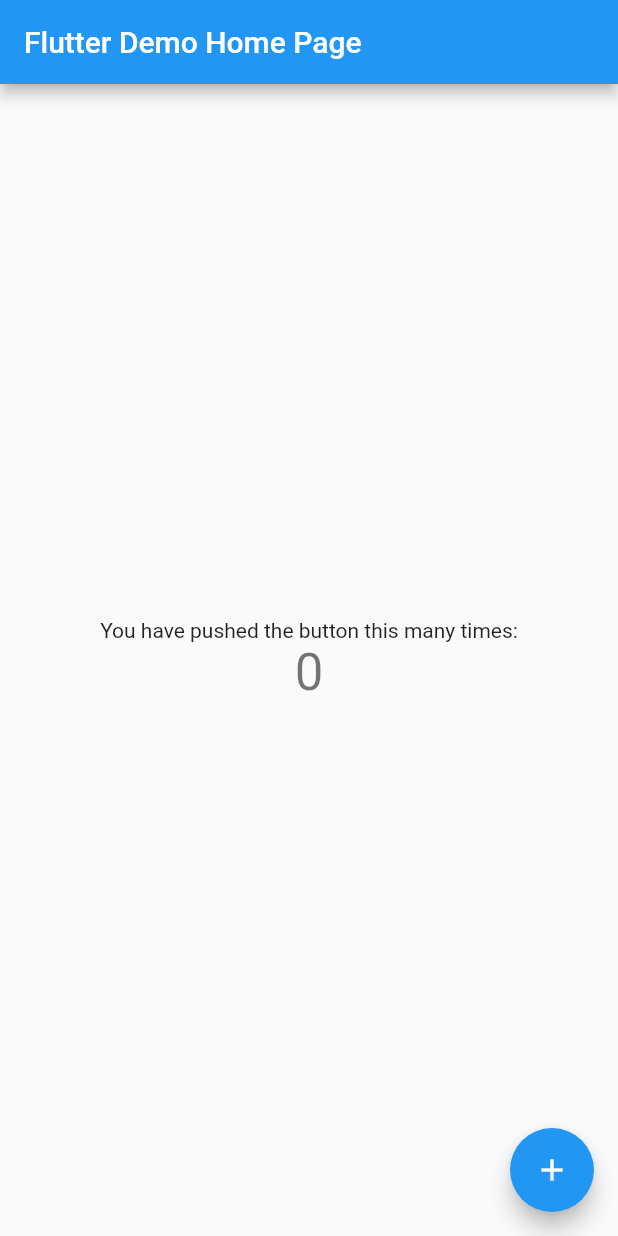
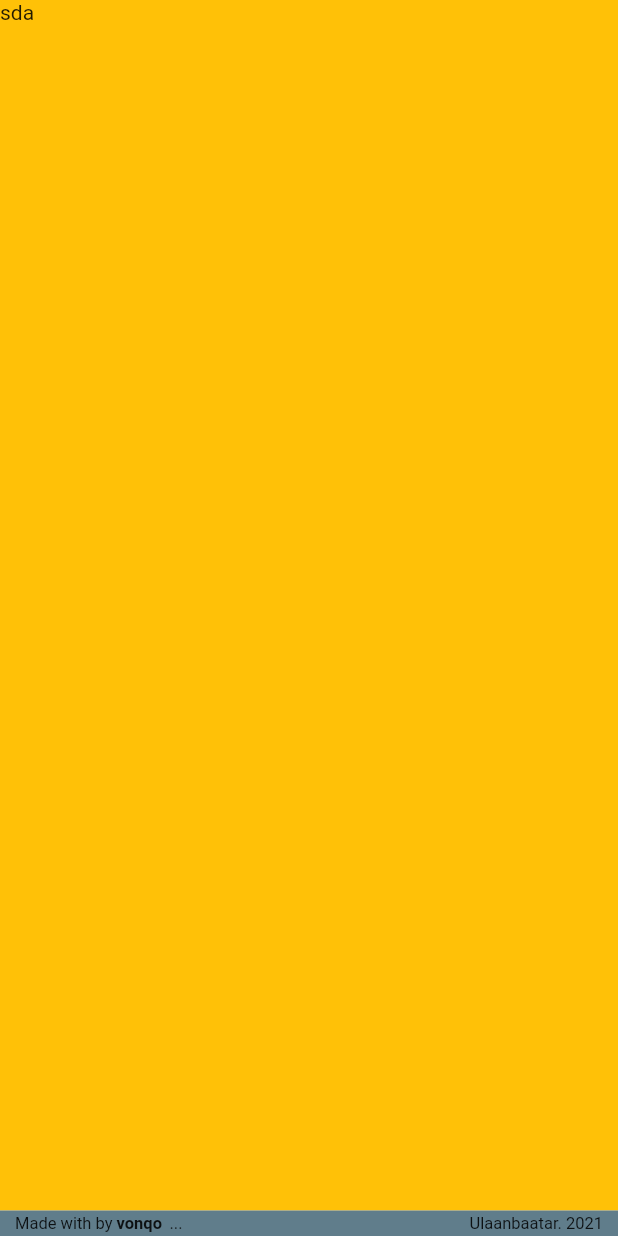
Before and after one commit to PunkOwl/gestalt_gui, a Flutter app: the screen it shows after launch, on a phone screen of 412 x 824 dp. Run offline on Flutter 3.47's test engine with Material 2 defaults, Android fonts, the phone set to English and light mode, and no system bars; our stand-ins replace file_picker; missing offline and left inert: window_size.

```diff
--- /dev/null
+++ b/lib/app_const.dart
@@ -0,0 +1,10 @@
+import 'package:flutter/cupertino.dart';
+
+class AppConst {
+
+  static const APP_TITLE = 'Gestalt GUI';
+  static const AUTHOR = 'vonqo';
+
+  static const Size DESKTOP_SIZE = Size(750, 600);
+
+}
--- /dev/null
+++ b/lib/component/footer.dart
@@ -0,0 +1,36 @@
+import 'package:flutter/material.dart';
+import 'package:gestalt_gui/app_const.dart';
+
+class Footer extends StatelessWidget {
+
+  final String text;
+
+  const Footer({
+    Key key,
+    this.text
+  }) : super(key: key);
+
+  @override
+  Widget build(BuildContext context) {
+    return Container(
+      color: Colors.blueGrey,
+      padding: EdgeInsets.symmetric(horizontal: 10, vertical: 2),
+      child: Row(
+        mainAxisAlignment: MainAxisAlignment.spaceBetween,
+        children: [
+          Row(
+            children: [
+              Text('Made with', style: TextStyle(fontSize: 11)),
+              Text(' by ', style: TextStyle(fontSize: 11)),
+              Text(AppConst.AUTHOR, style: TextStyle(fontSize: 11, fontWeight: FontWeight.bold),),
+              SizedBox(width: 5,),
+              Text(text, style: TextStyle(fontSize: 11),),
+            ],
+          ),
+          Text('Ulaanbaatar. ${DateTime.now().year}', style: TextStyle(fontSize: 11),)
+        ],
+      ),
+    );
+  }
+
+}
--- a/lib/main.dart
+++ b/lib/main.dart
@@ -1,113 +1,39 @@
+import 'dart:async';
+import 'dart:io';
+
 import 'package:flutter/material.dart';
+import 'package:gestalt_gui/app_const.dart';
+import 'package:gestalt_gui/screens/home_screen.dart';
+import 'package:window_size/window_size.dart';
 
-void main() {
-  runApp(MyApp());
+void main() async {
+  WidgetsFlutterBinding.ensureInitialized();
+  if (Platform.isWindows || Platform.isLinux || Platform.isMacOS) {
+    setWindowTitle(AppConst.APP_TITLE);
+    setWindowMinSize(AppConst.DESKTOP_SIZE);
+    setWindowMaxSize(AppConst.DESKTOP_SIZE);
+  }
+
+  runZonedGuarded(() {
+    runApp(GestaltGui());
+  }, (ex, stacktrace) {
+    print(ex);
+    print(stacktrace);
+  });
 }
 
-class MyApp extends StatelessWidget {
-  // This widget is the root of your application.
+class GestaltGui extends StatelessWidget {
   @override
   Widget build(BuildContext context) {
     return MaterialApp(
-      title: 'Flutter Demo',
+      title: AppConst.APP_TITLE,
       theme: ThemeData(
-        // This is the theme of your application.
-        //
-        // Try running your application with "flutter run". You'll see the
-        // application has a blue toolbar. Then, without quitting the app, try
-        // changing the primarySwatch below to Colors.green and then invoke
-        // "hot reload" (press "r" in the console where you ran "flutter run",
-        // or simply save your changes to "hot reload" in a Flutter IDE).
-        // Notice that the counter didn't reset back to zero; the application
-        // is not restarted.
+        backgroundColor: Colors.amber,
+        canvasColor: Colors.amber,
         primarySwatch: Colors.blue,
+        accentColor: Colors.green
       ),
-      home: MyHomePage(title: 'Flutter Demo Home Page'),
+      home: HomeScreen(),
     );
   }
 }
-
-class MyHomePage extends StatefulWidget {
-  MyHomePage({Key? key, required this.title}) : super(key: key);
-
-  // This widget is the home page of your application. It is stateful, meaning
-  // that it has a State object (defined below) that contains fields that affect
-  // how it looks.
-
-  // This class is the configuration for the state. It holds the values (in this
-  // case the title) provided by the parent (in this case the App widget) and
-  // used by the build method of the State. Fields in a Widget subclass are
-  // always marked "final".
-
-  final String title;
-
-  @override
-  _MyHomePageState createState() => _MyHomePageState();
-}
-
-class _MyHomePageState extends State<MyHomePage> {
-  int _counter = 0;
-
-  void _incrementCounter() {
-    setState(() {
-      // This call to setState tells the Flutter framework that something has
-      // changed in this State, which causes it to rerun the build method below
-      // so that the display can reflect the updated values. If we changed
-      // _counter without calling setState(), then the build method would not be
-      // called again, and so nothing would appear to happen.
-      _counter++;
-    });
-  }
-
-  @override
-  Widget build(BuildContext context) {
-    // This method is rerun every time setState is called, for instance as done
-    // by the _incrementCounter method above.
-    //
-    // The Flutter framework has been optimized to make rerunning build methods
-    // fast, so that you can just rebuild anything that needs updating rather
-    // than having to individually change instances of widgets.
-    return Scaffold(
-      appBar: AppBar(
-        // Here we take the value from the MyHomePage object that was created by
-        // the App.build method, and use it to set our appbar title.
-        title: Text(widget.title),
-      ),
-      body: Center(
-        // Center is a layout widget. It takes a single child and positions it
-        // in the middle of the parent.
-        child: Column(
-          // Column is also a layout widget. It takes a list of children and
-          // arranges them vertically. By default, it sizes itself to fit its
-          // children horizontally, and tries to be as tall as its parent.
-          //
-          // Invoke "debug painting" (press "p" in the console, choose the
-          // "Toggle Debug Paint" action from the Flutter Inspector in Android
-          // Studio, or the "Toggle Debug Paint" command in Visual Studio Code)
-          // to see the wireframe for each widget.
-          //
-          // Column has various properties to control how it sizes itself and
-          // how it positions its children. Here we use mainAxisAlignment to
-          // center the children vertically; the main axis here is the vertical
-          // axis because Columns are vertical (the cross axis would be
-          // horizontal).
-          mainAxisAlignment: MainAxisAlignment.center,
-          children: <Widget>[
-            Text(
-              'You have pushed the button this many times:',
-            ),
-            Text(
-              '$_counter',
-              style: Theme.of(context).textTheme.headline4,
-            ),
-          ],
-        ),
-      ),
-      floatingActionButton: FloatingActionButton(
-        onPressed: _incrementCounter,
-        tooltip: 'Increment',
-        child: Icon(Icons.add),
-      ), // This trailing comma makes auto-formatting nicer for build methods.
-    );
-  }
-}
--- /dev/null
+++ b/lib/screens/home_screen.dart
@@ -0,0 +1,55 @@
+import 'package:flutter/cupertino.dart';
+import 'package:flutter/material.dart';
+import 'package:gestalt_gui/component/footer.dart';
+
+class HomeScreen extends StatefulWidget {
+  @override
+  State<StatefulWidget> createState() {
+    return _HomeScreenState();
+  }
+}
+
+class _HomeScreenState extends State<HomeScreen> {
+
+  String _exportType;
+
+  @override
+  void initState() {
+    super.initState();
+  }
+
+  @override
+  void dispose() {
+    super.dispose();
+  }
+
+  @override
+  Widget build(BuildContext context) {
+    return Scaffold(
+      body: Column(
+        children: [
+          _buildTypeSelect(),
+          _buildParameters(_exportType),
+        ],
+      ),
+      bottomNavigationBar: BottomAppBar(
+        elevation: 0,
+        child: Footer(text: '...',),
+      ),
+    );
+  }
+
+  Widget _buildTypeSelect() {
+    return Container(
+      child: Row(
+        children: [
+          Text('sda')
+        ],
+      ),
+    );
+  }
+
+  Widget _buildParameters(String exportType) {
+    return Container();
+  }
+}
```
Also changed, not shown: lib/component/gestalt_button.dart (added, +23 -0 lines), lib/component/gestalt_dropdown.dart (added, +8 -0 lines), lib/component/gestalt_loading_indicator.dart (added, +9 -0 lines), lib/generated_plugin_registrant.dart (added, +15 -0 lines), lib/model/config_dto.dart (added, +169 -0 lines), pubspec.yaml (+6 -2 lines), 15 other files.
